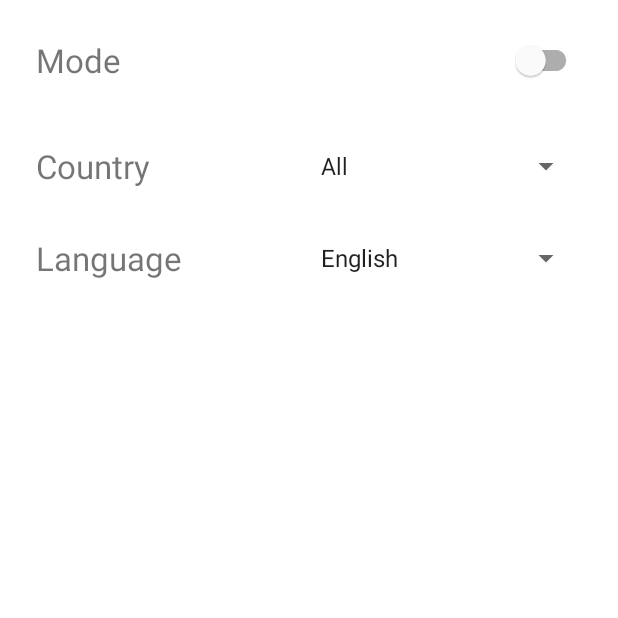
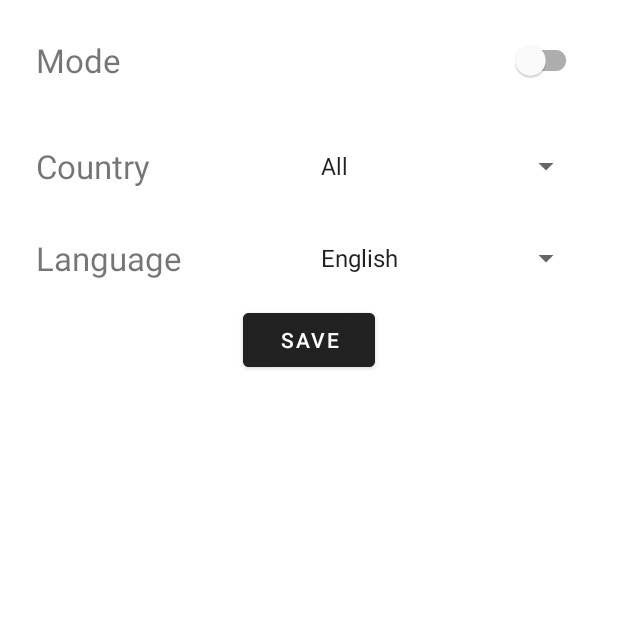
Before and after one commit to Saurabhsharma884/NewsApp, an Android app: the SettingActivity screen opened directly, with no data from a screen before it, on a phone screen of 412 x 824 dp, the top half of it. Run offline under Robolectric (Android 15) with nearby library versions, the phone set to English and light mode, and no system bars; network calls fail; Roboto replaces fonts that are not available here.

Commit message:
Set Up Settings

```diff
--- a/app/src/main/java/com/example/newsapp/SettingActivity.java
+++ b/app/src/main/java/com/example/newsapp/SettingActivity.java
@@ -4,9 +4,11 @@ import android.os.Bundle;
 import android.view.View;
 import android.widget.AdapterView;
 import android.widget.ArrayAdapter;
+import android.widget.Button;
 import android.widget.Spinner;
 
 import androidx.appcompat.app.AppCompatActivity;
+import androidx.core.app.NavUtils;
 
 public class SettingActivity extends AppCompatActivity {
 
@@ -24,6 +26,14 @@ public class SettingActivity extends AppCompatActivity {
         langSpinner = findViewById(R.id.language_spinner);
         setCountrySpinner();
         setLangSpinner();
+
+        Button saveBtn = findViewById(R.id.save_btn);
+        saveBtn.setOnClickListener(new View.OnClickListener() {
+            @Override
+            public void onClick(View v) {
+                NavUtils.navigateUpFromSameTask(SettingActivity.this);
+            }
+        });
 
     }
 
--- a/app/src/main/res/layout/activity_setting.xml
+++ b/app/src/main/res/layout/activity_setting.xml
@@ -26,8 +26,7 @@
         <com.google.android.material.switchmaterial.SwitchMaterial
             android:layout_width="0dp"
             android:layout_height="wrap_content"
-            android:layout_weight="1"
-            />
+            android:layout_weight="1" />
 
     </LinearLayout>
 
@@ -82,5 +81,13 @@
 
     </LinearLayout>
 
+    <Button
+        android:id="@+id/save_btn"
+        android:layout_width="wrap_content"
+        android:layout_height="wrap_content"
+        android:layout_gravity="center"
+        android:backgroundTint="@color/barColor"
+        android:text="@string/setting_save" />
+
 
 </LinearLayout>
--- a/app/src/main/res/values/strings.xml
+++ b/app/src/main/res/values/strings.xml
@@ -21,4 +21,5 @@
     <string name="jh">Chinese</string>
     <string name="ar">Arabic</string>
     <string name="news_language">Language</string>
+    <string name="setting_save">Save</string>
 </resources>
```
